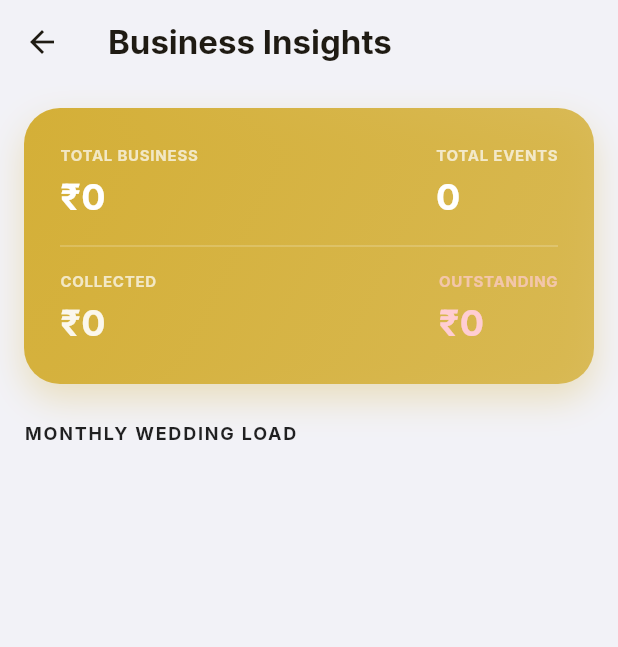
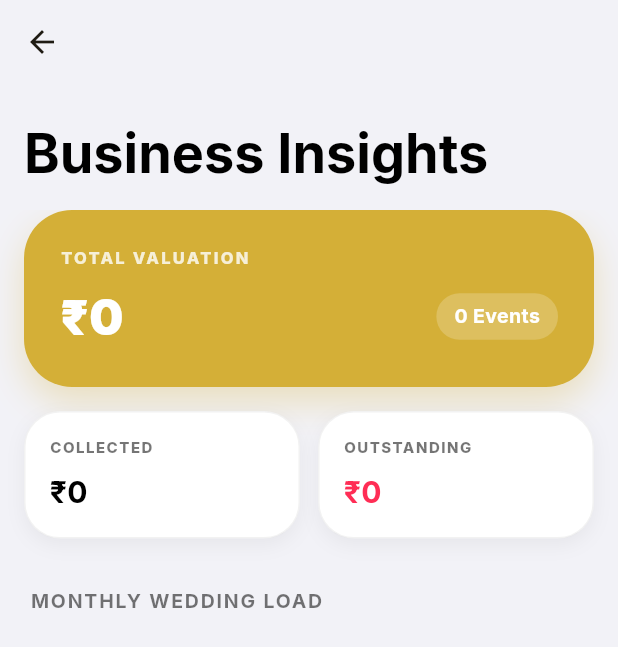
Before and after one commit to kiran-embedded/-vownote-app, a Flutter app: the AnalyticsScreen screen opened directly, on a phone screen of 412 x 824 dp. Shown: the top 647 px of the screen. Run offline on Flutter 3.47's test engine with Material 3 defaults, Android fonts, the phone set to English and light mode, and no system bars; drawn by our look-alikes of flutter_animate; our stand-ins replace file_picker, flutter_local_notifications, flutter_timezone, google_fonts, pdf, permission_handler and 6 more; accounts and stored records are empty.

Commit message:
feat: Luxe Analytics Redesign v1.3 - Living UI and High-Contrast Metrics

```diff
--- a/lib/ui/analytics_screen.dart
+++ b/lib/ui/analytics_screen.dart
@@ -3,6 +3,7 @@ import 'package:intl/intl.dart';
 import 'package:vownote/models/booking.dart';
 import 'package:vownote/services/database_service.dart';
 import 'package:google_fonts/google_fonts.dart';
+import 'package:flutter_animate/flutter_animate.dart';
 
 class AnalyticsScreen extends StatefulWidget {
   const AnalyticsScreen({super.key});
@@ -46,7 +47,6 @@ class _AnalyticsScreenState extends State<AnalyticsScreen> {
     final totalDue = _allBookings.fold(0.0, (sum, b) => sum + b.pendingAmount);
     final totalBookings = _allBookings.length;
 
-    // Month-wise grouping
     final Map<String, int> monthCounts = {};
     for (var b in _allBookings) {
       if (b.eventDates.isEmpty) continue;
@@ -62,60 +62,93 @@ class _AnalyticsScreenState extends State<AnalyticsScreen> {
         return da.compareTo(db);
       });
 
+    final bool isDark = Theme.of(context).brightness == Brightness.dark;
+
     return Scaffold(
       backgroundColor: Theme.of(context).scaffoldBackgroundColor,
-      appBar: AppBar(
+      body: CustomScrollView(
+        physics: const BouncingScrollPhysics(),
+        slivers: [
+          SliverAppBar(
+            backgroundColor: Theme.of(context).scaffoldBackgroundColor,
+            surfaceTintColor: Colors.transparent,
+            pinned: true,
+            expandedHeight: 140,
+            flexibleSpace: FlexibleSpaceBar(
+              centerTitle: false,
+              titlePadding: const EdgeInsets.only(left: 16, bottom: 16),
               title: Text(
                 'Business Insights',
-          style: GoogleFonts.inter(fontWeight: FontWeight.bold),
+                style: GoogleFonts.inter(
+                  fontWeight: FontWeight.bold,
+                  color: isDark ? Colors.white : Colors.black,
+                  fontSize: 24, // Sized for the collapsed state Title
                 ),
-        backgroundColor: Colors.transparent,
-        elevation: 0,
               ),
-      body: ListView(
-        padding: const EdgeInsets.all(16),
-        children: [
-          _buildSummaryCard(
+            ),
+          ),
+          SliverPadding(
+            padding: const EdgeInsets.symmetric(horizontal: 16),
+            sliver: SliverList(
+              delegate: SliverChildListDelegate([
+                _buildLuxeSummary(
                   totalRevenue,
                   totalCollected,
                   totalDue,
                   totalBookings,
+                  isDark,
                 ),
-          const SizedBox(height: 24),
-          Text(
+                const SizedBox(height: 32),
+                Padding(
+                  padding: const EdgeInsets.only(left: 4),
+                  child: Text(
                     'MONTHLY WEDDING LOAD',
                     style: TextStyle(
-              fontSize: 12,
-              fontWeight: FontWeight.bold,
-              color: Theme.of(context).brightness == Brightness.light
-                  ? Colors.black87
-                  : Colors.grey[500],
+                      fontSize: 13,
+                      fontWeight: FontWeight.w700,
+                      color: isDark ? Colors.white60 : Colors.black54,
                       letterSpacing: 1.2,
                     ),
                   ),
-          const SizedBox(height: 12),
-          ...sortedMonths.map(
-            (month) => _buildMonthTile(month, monthCounts[month]!),
                 ),
-          const SizedBox(height: 40),
+                const SizedBox(height: 16),
+              ]),
+            ),
+          ),
+          SliverPadding(
+            padding: const EdgeInsets.symmetric(horizontal: 16),
+            sliver: SliverList(
+              delegate: SliverChildBuilderDelegate((context, index) {
+                final month = sortedMonths[index];
+                return _buildMonthTile(month, monthCounts[month]!, isDark)
+                    .animate()
+                    .fadeIn(delay: (index * 50).ms)
+                    .slideX(begin: 0.1, curve: Curves.easeOut);
+              }, childCount: sortedMonths.length),
+            ),
+          ),
+          const SliverToBoxAdapter(child: SizedBox(height: 60)),
         ],
       ),
     );
   }
 
-  Widget _buildSummaryCard(double rev, double coll, double due, int count) {
-    return Container(
+  Widget _buildLuxeSummary(
+    double rev,
+    double coll,
+    double due,
+    int count,
+    bool isDark,
+  ) {
+    return Column(
+      children: [
+        // Main Business Pill (Dynamic Island style)
+        Container(
+          width: double.infinity,
           padding: const EdgeInsets.all(24),
           decoration: BoxDecoration(
-        gradient: LinearGradient(
-          colors: [
-            const Color(0xFFD4AF37),
-            const Color(0xFFD4AF37).withOpacity(0.8),
-          ],
-          begin: Alignment.topLeft,
-          end: Alignment.bottomRight,
-        ),
-        borderRadius: BorderRadius.circular(24),
+            color: const Color(0xFFD4AF37),
+            borderRadius: BorderRadius.circular(32),
             boxShadow: [
               BoxShadow(
                 color: const Color(0xFFD4AF37).withOpacity(0.3),
@@ -125,85 +158,171 @@ class _AnalyticsScreenState extends State<AnalyticsScreen> {
             ],
           ),
           child: Column(
+            crossAxisAlignment: CrossAxisAlignment.start,
             children: [
+              Text(
+                'TOTAL VALUATION',
+                style: TextStyle(
+                  color: Colors.white.withOpacity(0.8),
+                  fontSize: 11,
+                  fontWeight: FontWeight.w800,
+                  letterSpacing: 1.5,
+                ),
+              ),
+              const SizedBox(height: 8),
               Row(
                 mainAxisAlignment: MainAxisAlignment.spaceBetween,
                 children: [
-              _buildStatItem(
-                'TOTAL BUSINESS',
-                '₹${NumberFormat.compact().format(rev)}',
-                Colors.white,
+                  Text(
+                    '₹${NumberFormat.decimalPattern().format(rev)}',
+                    style: GoogleFonts.inter(
+                      color: Colors.white,
+                      fontSize: 32,
+                      fontWeight: FontWeight.w900,
                     ),
-              _buildStatItem('TOTAL EVENTS', count.toString(), Colors.white),
+                  ),
+                  Container(
+                    padding: const EdgeInsets.symmetric(
+                      horizontal: 12,
+                      vertical: 6,
+                    ),
+                    decoration: BoxDecoration(
+                      color: Colors.white.withOpacity(0.2),
+                      borderRadius: BorderRadius.circular(20),
+                    ),
+                    child: Text(
+                      '$count Events',
+                      style: const TextStyle(
+                        color: Colors.white,
+                        fontWeight: FontWeight.bold,
+                        fontSize: 13,
+                      ),
+                    ),
+                  ),
                 ],
               ),
-          const Divider(height: 32, color: Colors.white24),
+            ],
+          ),
+        ).animate().scale(duration: 400.ms, curve: Curves.easeOutBack).fadeIn(),
+        const SizedBox(height: 16),
+        // Secondary Stats Pills
         Row(
-            mainAxisAlignment: MainAxisAlignment.spaceBetween,
           children: [
-              _buildStatItem(
+            Expanded(
+              child: _buildSecondaryPill(
                 'COLLECTED',
                 '₹${NumberFormat.compact().format(coll)}',
-                Colors.white.withOpacity(0.9),
+                isDark ? const Color(0xFF1C1C1E) : Colors.white,
+                Colors.green,
+                isDark,
               ),
-              _buildStatItem(
+            ),
+            const SizedBox(width: 12),
+            Expanded(
+              child: _buildSecondaryPill(
                 'OUTSTANDING',
                 '₹${NumberFormat.compact().format(due)}',
-                Colors.red[100]!,
+                isDark ? const Color(0xFF1C1C1E) : Colors.white,
+                isDark
+                    ? const Color(0xFFFF453A)
+                    : const Color(0xFFFF2D55), // Apple System Red
+                isDark,
+                isWarning: true,
+              ),
             ),
           ],
+        ).animate().slideY(begin: 0.2).fadeIn(delay: 200.ms),
+      ],
+    );
+  }
+
+  Widget _buildSecondaryPill(
+    String label,
+    String value,
+    Color bg,
+    Color accent,
+    bool isDark, {
+    bool isWarning = false,
+  }) {
+    return Container(
+      padding: const EdgeInsets.all(16),
+      decoration: BoxDecoration(
+        color: bg,
+        borderRadius: BorderRadius.circular(24),
+        border: Border.all(
+          color: isDark
+              ? Colors.white.withOpacity(0.05)
+              : Colors.black.withOpacity(0.05),
+        ),
+        boxShadow: [
+          BoxShadow(
+            color: Colors.black.withOpacity(0.05),
+            blurRadius: 10,
+            offset: const Offset(0, 4),
+          ),
+        ],
+      ),
+      child: Column(
+        crossAxisAlignment: CrossAxisAlignment.start,
+        children: [
+          Text(
+            label,
+            style: TextStyle(
+              color: isDark ? Colors.white60 : Colors.black54,
+              fontSize: 10,
+              fontWeight: FontWeight.w800,
+              letterSpacing: 1.0,
+            ),
+          ),
+          const SizedBox(height: 8),
+          Text(
+            value,
+            style: GoogleFonts.inter(
+              color: isWarning
+                  ? accent
+                  : (isDark ? Colors.white : Colors.black),
+              fontSize: 20,
+              fontWeight: FontWeight.w700,
+            ),
           ),
         ],
       ),
     );
   }
 
-  Widget _buildStatItem(String label, String value, Color color) {
-    return Column(
-      crossAxisAlignment: CrossAxisAlignment.start,
-      children: [
-        Text(
-          label,
-          style: TextStyle(
-            color: color.withOpacity(0.7),
-            fontSize: 10,
-            fontWeight: FontWeight.bold,
-            letterSpacing: 0.5,
+  Widget _buildMonthTile(String month, int count, bool isDark) {
+    return Container(
+      margin: const EdgeInsets.only(bottom: 12),
+      decoration: BoxDecoration(
+        color: isDark ? const Color(0xFF1C1C1E) : Colors.white,
+        borderRadius: BorderRadius.circular(20),
+        border: Border.all(
+          color: isDark
+              ? Colors.white.withOpacity(0.05)
+              : Colors.black.withOpacity(0.05),
         ),
       ),
-        const SizedBox(height: 4),
-        Text(
-          value,
+      child: ListTile(
+        contentPadding: const EdgeInsets.symmetric(horizontal: 20, vertical: 8),
+        title: Text(
+          month,
           style: TextStyle(
-            color: color,
-            fontSize: 24,
             fontWeight: FontWeight.bold,
+            fontSize: 16,
+            color: isDark ? Colors.white : Colors.black,
           ),
         ),
-      ],
-    );
-  }
-
-  Widget _buildMonthTile(String month, int count) {
-    return Container(
-      margin: const EdgeInsets.only(bottom: 8),
+        trailing: Container(
+          padding: const EdgeInsets.symmetric(horizontal: 14, vertical: 8),
           decoration: BoxDecoration(
-        color: Theme.of(context).cardTheme.color,
-        borderRadius: BorderRadius.circular(16),
-      ),
-      child: ListTile(
-        title: Text(month, style: const TextStyle(fontWeight: FontWeight.w600)),
-        trailing: Container(
-          padding: const EdgeInsets.symmetric(horizontal: 12, vertical: 6),
-          decoration: BoxDecoration(
-            color: const Color(0xFFD4AF37).withOpacity(0.1),
-            borderRadius: BorderRadius.circular(20),
+            color: const Color(0xFFD4AF37).withOpacity(0.12),
+            borderRadius: BorderRadius.circular(24),
           ),
           child: Text(
             '$count Weddings',
             style: const TextStyle(
               color: Color(0xFFD4AF37),
-              fontWeight: FontWeight.bold,
+              fontWeight: FontWeight.w800,
               fontSize: 12,
             ),
           ),
--- a/lib/ui/settings_screen.dart
+++ b/lib/ui/settings_screen.dart
@@ -75,7 +75,7 @@ class _SettingsScreenState extends State<SettingsScreen> {
                       ),
                       const SizedBox(height: 16),
                       Text(
-                        'VowNote Professional v1.2',
+                        'VowNote Professional v1.3',
                         style: GoogleFonts.inter(
                           fontSize: 13,
                           color: CupertinoColors.systemGrey,
--- a/pubspec.yaml
+++ b/pubspec.yaml
@@ -16,7 +16,7 @@ publish_to: 'none' # Remove this line if you wish to publish to pub.dev
 # https://developer.apple.com/library/archive/documentation/General/Reference/InfoPlistKeyReference/Articles/CoreFoundationKeys.html
 # In Windows, build-name is used as the major, minor, and patch parts
 # of the product and file versions while build-number is used as the build suffix.
-version: 1.2.0+36
+version: 1.3.0+40
 
 environment:
   sdk: ^3.10.4
```
Lines whose indentation alone changed are shown as unchanged.
